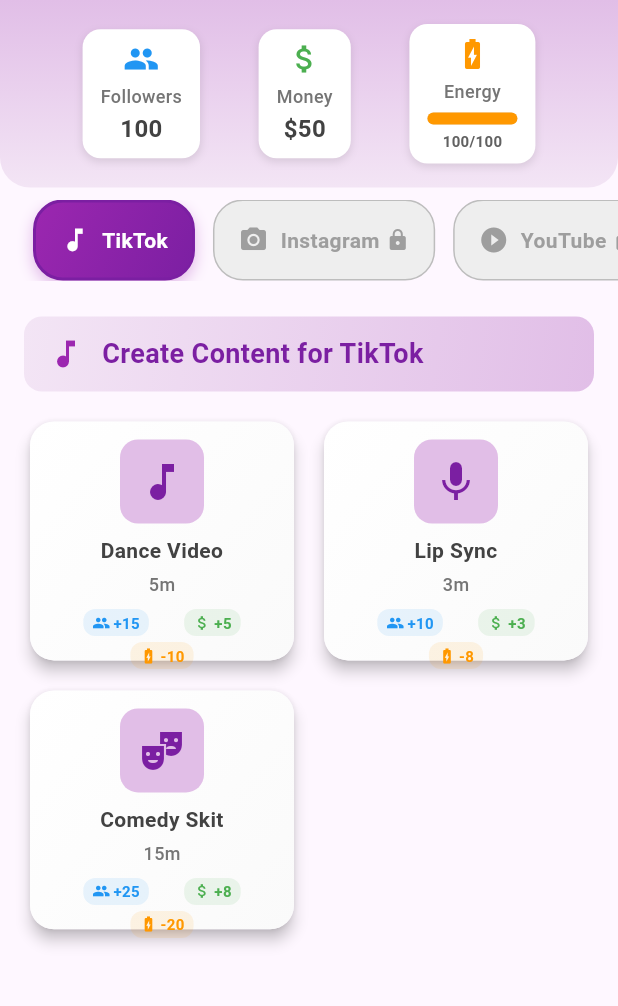
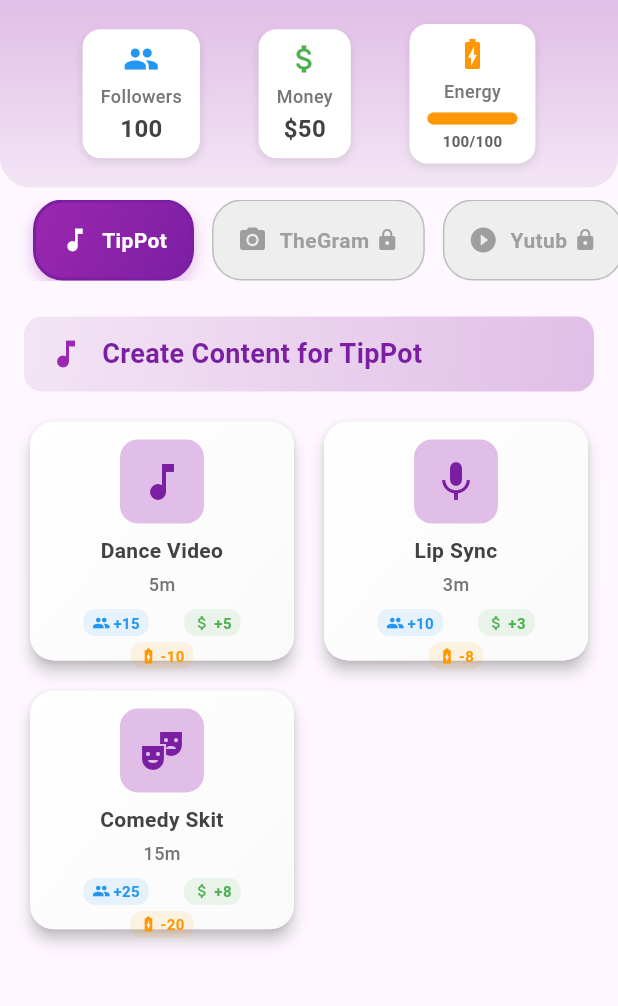
Before and after one commit to riwogerald/project-ameka, a Flutter app: the screen it shows after launch, on a phone screen of 412 x 824 dp, the part 84-1090 px from its top. Run offline on Flutter 3.47's test engine with Material 3 defaults, Android fonts, the phone set to English and light mode, and no system bars; our stand-ins replace shared_preferences.

Commit message:
Rebrand Platforms to TipPot, TheGram, and Yutub

```diff
--- a/lib/services/save_system.dart
+++ b/lib/services/save_system.dart
@@ -42,30 +42,30 @@ class SaveSystem {
   static List<Platform> _getDefaultPlatforms() {
     return [
       Platform(
-        name: "TikTok",
-        logoPath: "assets/images/tiktok_logo.png",
-        availableContent: _getTikTokContent(),
+        name: "TipPot",
+        logoPath: "assets/images/tippot_logo.png",
+        availableContent: _getTipPotContent(),
         isUnlocked: true,
         unlockFollowerRequirement: 0,
       ),
       Platform(
-        name: "Instagram",
-        logoPath: "assets/images/instagram_logo.png",
-        availableContent: _getInstagramContent(),
+        name: "TheGram",
+        logoPath: "assets/images/thegram_logo.png",
+        availableContent: _getTheGramContent(),
         isUnlocked: false,
         unlockFollowerRequirement: 1000,
       ),
       Platform(
-        name: "YouTube",
-        logoPath: "assets/images/youtube_logo.png",
-        availableContent: _getYouTubeContent(),
+        name: "Yutub",
+        logoPath: "assets/images/yutub_logo.png",
+        availableContent: _getYutubContent(),
         isUnlocked: false,
         unlockFollowerRequirement: 5000,
       ),
     ];
   }
 
-  static List<ContentType> _getTikTokContent() {
+  static List<ContentType> _getTipPotContent() {
     return [
       ContentType(
         name: "Dance Video",
@@ -94,7 +94,7 @@ class SaveSystem {
     ];
   }
 
-  static List<ContentType> _getInstagramContent() {
+  static List<ContentType> _getTheGramContent() {
     return [
       ContentType(
         name: "Story Post",
@@ -123,7 +123,7 @@ class SaveSystem {
     ];
   }
 
-  static List<ContentType> _getYouTubeContent() {
+  static List<ContentType> _getYutubContent() {
     return [
       ContentType(
         name: "Short Video",
--- a/lib/widgets/content_creation_panel.dart
+++ b/lib/widgets/content_creation_panel.dart
@@ -133,11 +133,11 @@ class ContentCreationPanel extends StatelessWidget {
 
   IconData _getPlatformIcon(String platformName) {
     switch (platformName.toLowerCase()) {
-      case 'tiktok':
+      case 'tippot':
         return Icons.music_note;
-      case 'instagram':
+      case 'thegram':
         return Icons.camera_alt;
-      case 'youtube':
+      case 'yutub':
         return Icons.play_circle_filled;
       default:
         return Icons.public;
--- a/lib/widgets/platform_tabs.dart
+++ b/lib/widgets/platform_tabs.dart
@@ -96,11 +96,11 @@ class PlatformTabs extends StatelessWidget {
 
   IconData _getPlatformIcon(String platformName) {
     switch (platformName.toLowerCase()) {
-      case 'tiktok':
+      case 'tippot':
         return Icons.music_note;
-      case 'instagram':
+      case 'thegram':
         return Icons.camera_alt;
-      case 'youtube':
+      case 'yutub':
         return Icons.play_circle_filled;
       default:
         return Icons.public;
```
